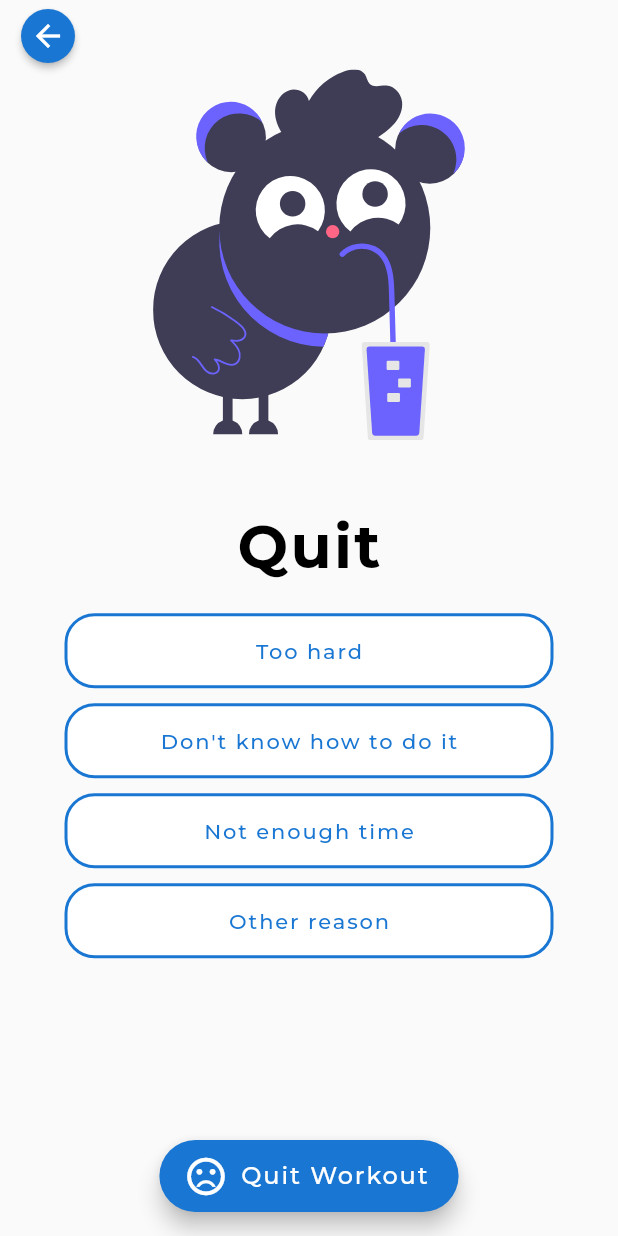
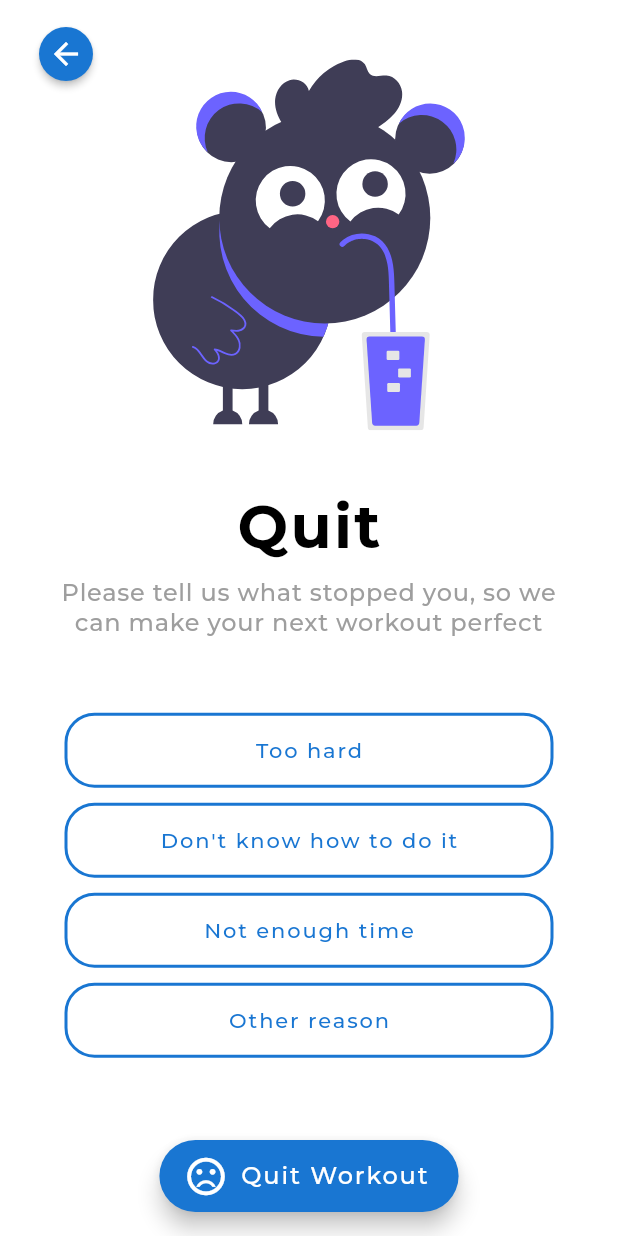
Before and after one commit to gaoypChina/home_workout_app, a Flutter app: the QuitPage screen opened directly, on a phone screen of 412 x 824 dp. Run offline on Flutter 3.47's test engine with Material 2 defaults, Android fonts, the phone set to English and light mode, and no system bars; our stand-ins replace confetti, connectivity_plus, device_info, eva_icons_flutter, fl_chart, flutter_bloc and 25 more; missing offline and left inert: audiofileplayer, dashed_circle, flutter_email_sender, flutter_rounded_date_picker; accounts and stored records are empty.

```diff
--- a/lib/constants/constants.dart
+++ b/lib/constants/constants.dart
@@ -4,6 +4,13 @@ import 'package:fluttertoast/fluttertoast.dart';
 import '../main.dart';
 
 class Constants{
+
+  // ToDo: update package name
+  String packageName = "";
+
+  // ToDo: Update version number
+
+  String versionNumber ="1.0.0";
 
 
 
--- a/lib/database/workout_list.dart
+++ b/lib/database/workout_list.dart
@@ -1297,7 +1297,7 @@ Workout pushUpsRotation2 = Workout(
 );
 
 Workout spineLumberL = Workout(
-    title: 'Spine Lumber(L)',
+    title: 'Spine Lumber Left',
     steps: [
       'Begin lying comfortably on the back. Bend your knees in to your chest and extend your arms out alongside the body in a “T” formation, with your palms facing up toward the ceiling.',
       'Inhale here, lengthening your tailbone down toward the ground. As you exhale, drop both of your bent knees over to the right, and send your gaze over to the left.',
@@ -1312,7 +1312,7 @@ Workout spineLumberL = Workout(
     imageSrc: 'assets/all-workouts/spineLumberL.png');
 
 Workout spineLumberR = Workout(
-  title: 'Spine Lumber(R)',
+  title: 'Spine Lumber Right)',
   steps: [
     'Begin lying comfortably on the back. Bend your knees in to your chest and extend your arms out alongside the body in a “T” formation, with your palms facing up toward the ceiling.',
     'Inhale here, lengthening your tailbone down toward the ground. As you exhale, drop both of your bent knees over to the right, and send your gaze over to the left.',
--- a/lib/pages/main/report_page/report_page.dart
+++ b/lib/pages/main/report_page/report_page.dart
@@ -27,7 +27,6 @@ class ReportPage extends StatelessWidget {
           backgroundColor: isDark ? Colors.black : Colors.white,
           appBar: AppBar(
             backgroundColor: isDark ? Colors.black : Colors.white,
-            actions: getLeading(context),
             automaticallyImplyLeading: false,
             title: Text(
               "Report",
--- a/lib/pages/main/weight_report_page/weight_report_detail.dart
+++ b/lib/pages/main/weight_report_page/weight_report_detail.dart
@@ -601,7 +601,6 @@ class _WeightReportDetailState extends State<WeightReportDetail> {
                 ),
               ],
             ),
-            actions: getLeading(context, color: Colors.white),
           ),
           body: TabBarView(
             children: [
--- a/lib/pages/workout_page/quit_page.dart
+++ b/lib/pages/workout_page/quit_page.dart
@@ -46,15 +46,17 @@ class _QuitPageState extends State<QuitPage> {
                   .textTheme
                   .button
                   .merge(TextStyle(
-                  color: textColor, fontSize: title == "Quit" ? 18 : 14)),
+                  color:textColor, fontSize: title == "Quit" ? 18 : 14)),
             )),
       );
     }
 
+    bool isDark = MediaQuery.of(context).platformBrightness == Brightness.dark;
     Color defaultTextColor = Colors.blue.shade700;
-    Color defaultBackgroundColor = Colors.white;
+    Color defaultBackgroundColor = isDark?Colors.black:Colors.white;
 
     return Scaffold(
+      backgroundColor: isDark?Colors.black:Colors.white,
       floatingActionButtonLocation: FloatingActionButtonLocation.centerFloat,
       floatingActionButtonAnimator: FloatingActionButtonAnimator.scaling,
       floatingActionButton: Container(
@@ -65,14 +67,6 @@ class _QuitPageState extends State<QuitPage> {
           child: FloatingActionButton.extended(
             backgroundColor: Colors.blue.shade700,
             onPressed: () async {
-              // ConnectivityResult connectivityResult = await Connectivity().checkConnectivity();
-              // if (connectivityResult == ConnectivityResult.mobile ||
-              //     connectivityResult == ConnectivityResult.wifi) {
-              //   constants.getToast("We hope that you will complete your workout next time!");
-              // } else {
-              // constants.getToast("Network Error!");
-              // }
-              // print(connectivityResult.toString() + "coonnectivity resutl");
               return Navigator.pushReplacement(
                   context,
                   MaterialPageRoute(
@@ -94,7 +88,9 @@ class _QuitPageState extends State<QuitPage> {
       ),
       body: Stack(
         children: [
-          Row(
+          Padding(
+            padding: const EdgeInsets.all( 12.0),
+            child: Row(
               children: [
                 ElevatedButton(
                   onPressed: () => Navigator.of(context).pop(true),
@@ -105,6 +101,7 @@ class _QuitPageState extends State<QuitPage> {
                   ),
                 )
               ],
+            ),
           ),
           Padding(
             padding: const EdgeInsets.symmetric(horizontal: 18.0),
@@ -127,7 +124,7 @@ class _QuitPageState extends State<QuitPage> {
                 Text(
                   "Quit",
                   style: textTheme.headline1.copyWith(
-                      color: Colors.black,
+                      color: isDark?Colors.white:Colors.black,
                       fontSize: 40,
                       letterSpacing: 1.5,
                       fontWeight: FontWeight.bold),
@@ -135,8 +132,21 @@ class _QuitPageState extends State<QuitPage> {
                 SizedBox(
                   height: 10,
                 ),
+                Padding(
+                  padding: const EdgeInsets.symmetric(horizontal: 8.0),
+                  child: Text(
+                    "Please tell us what stopped you, so we can make your next workout perfect",
+                    textAlign: TextAlign.center,
+                    style: textTheme.bodyText1.copyWith(
+                        color:Colors.grey,
+                        fontSize: 16,
+                        fontWeight: FontWeight.w500),
+                  ),
+                ),
+               Spacer(),
                 getButton(
                     title: "Too hard",
+
                     onPress: () {
                       setState(() {
                         index = 1;
@@ -147,42 +157,47 @@ class _QuitPageState extends State<QuitPage> {
                         ? defaultTextColor
                         : defaultBackgroundColor,
                     textColor: index == 1
-                        ? defaultBackgroundColor
+                        ?isDark?Colors.white: defaultBackgroundColor
                         : defaultTextColor),
                 getButton(
                     title: "Don't know how to do it",
                     onPress: () {
                       index = 2;
                     },
+
                     backgroundColor: index == 2
                         ? defaultTextColor
                         : defaultBackgroundColor,
                     textColor: index == 2
-                        ? defaultBackgroundColor
+                        ?isDark?Colors.white: defaultBackgroundColor
                         : defaultTextColor),
                 getButton(
                     title: "Not enough time",
                     onPress: () {
                       index = 3;
                     },
+
+
                     backgroundColor: index == 3
                         ? defaultTextColor
                         : defaultBackgroundColor,
                     textColor: index == 3
-                        ? defaultBackgroundColor
+                        ?isDark?Colors.white: defaultBackgroundColor
                         : defaultTextColor),
                 getButton(
                     title: "Other reason",
                     onPress: () {
                       index = 4;
                     },
+
+
                     backgroundColor: index == 4
                         ? defaultTextColor
                         : defaultBackgroundColor,
                     textColor: index == 4
-                        ? defaultBackgroundColor
+                        ?isDark?Colors.white: defaultBackgroundColor
                         : defaultTextColor),
-                Spacer(flex: 4,),
+                Spacer(flex: 3,),
               ],
             ),
           ),
--- a/lib/pages/workout_page/rest_page.dart
+++ b/lib/pages/workout_page/rest_page.dart
@@ -100,7 +100,9 @@ class _RestScreenState extends State<RestScreen> with TickerProviderStateMixin {
     print(value);
   }
 
-  _onComplete() {
+  _onComplete() async{
+    await mediaHelper.flutterTts.stop();
+
     Navigator.pushReplacement(
         context,
         MaterialPageRoute(
--- a/lib/widgets/achivement.dart
+++ b/lib/widgets/achivement.dart
@@ -1,3 +1,4 @@
+import 'package:flutter/cupertino.dart';
 import 'package:flutter/material.dart';
 import 'package:full_workout/helper/sp_helper.dart';
 import 'package:full_workout/helper/sp_key_helper.dart';
@@ -102,10 +103,10 @@ class _AchievementState extends State<Achievement> {
 
       return Container(
 
-
+padding: EdgeInsets.symmetric(horizontal: 8),
 
         child: Row(
-          mainAxisAlignment: MainAxisAlignment.spaceEvenly,
+          mainAxisAlignment: MainAxisAlignment.spaceBetween,
           children: [
             getCard("Exercise", exercise.toString(),
                 [Colors.green.shade700, Colors.green]),
--- a/lib/widgets/active_goal.dart
+++ b/lib/widgets/active_goal.dart
@@ -156,14 +156,14 @@ class _ActiveGoalState extends State<ActiveGoal> {
                         height: 6,
                       ),
                       CircleAvatar(
-                          backgroundColor: DateTime.now().day >= activeDay.date.day
+                          backgroundColor: DateTime.now().day == activeDay.date.day
                               ?Colors.white: activeDay.isDone
                              ?Colors.white
                               : Colors.grey.shade200,
                           child: CircleAvatar(
                             backgroundColor: activeDay.isDone
                                 ? Colors.white
-                                :  DateTime.now().day >= activeDay.date.day
+                                :  DateTime.now().day == activeDay.date.day
                                 ?Colors.white:Colors.grey.shade200,
                             radius: 12,
                             child: activeDay.isDone
@@ -176,7 +176,7 @@ class _ActiveGoalState extends State<ActiveGoal> {
                                     backgroundColor:
                                         DateTime.now().day == activeDay.date.day
                                             ? Colors.blue
-                                            :DateTime.now().day >= activeDay.date.day?Colors.white70: Colors.grey.shade400,
+                                            :DateTime.now().day >= activeDay.date.day?Colors.grey: Colors.grey.shade400,
                                   ),
                           ),
                           radius: 15),
--- a/lib/widgets/active_goal_settings.dart
+++ b/lib/widgets/active_goal_settings.dart
@@ -64,11 +64,10 @@ super.initState();
 
   @override
   Widget build(BuildContext context) {
-    bool isDark = MediaQuery.of(context).platformBrightness == Brightness.dark;
 
 
     return Scaffold(
-      backgroundColor: isDark?Colors.black:Colors.white,
+      backgroundColor:Colors.black,
 
       body: Container(
 
--- a/pubspec.yaml
+++ b/pubspec.yaml
@@ -50,6 +50,7 @@ dependencies:
   numberpicker: ^2.1.1
   flutter_material_pickers: ^3.1.0
   flutter_email_sender: ^5.0.2
+  text_to_speech: ^0.2.3
 
 
 dev_dependencies:
```
Also changed, not shown: lib/pages/workout_page/workout_page.dart (+15 -9 lines). Lines whose indentation alone changed are shown as unchanged.
